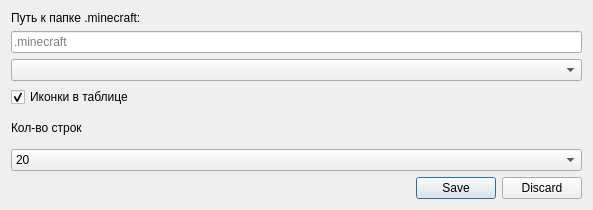
This is ui/settings.ui in vitiacat/ModrinthBrowser as Qt 5 draws it before an edit. The edited form follows.
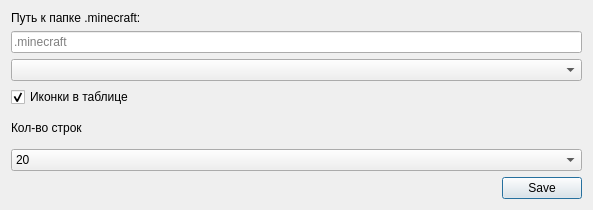
This is the edited form.

Patch:
```diff
--- a/ui/settings.ui
+++ b/ui/settings.ui
@@ -100,7 +100,7 @@
         <enum>Qt::Horizontal</enum>
        </property>
        <property name="standardButtons">
-        <set>QDialogButtonBox::Discard|QDialogButtonBox::Save</set>
+        <set>QDialogButtonBox::Save</set>
        </property>
        <property name="centerButtons">
         <bool>false</bool>
```
Left out of the diff: 12 changed lines with no effect on the pictures.
